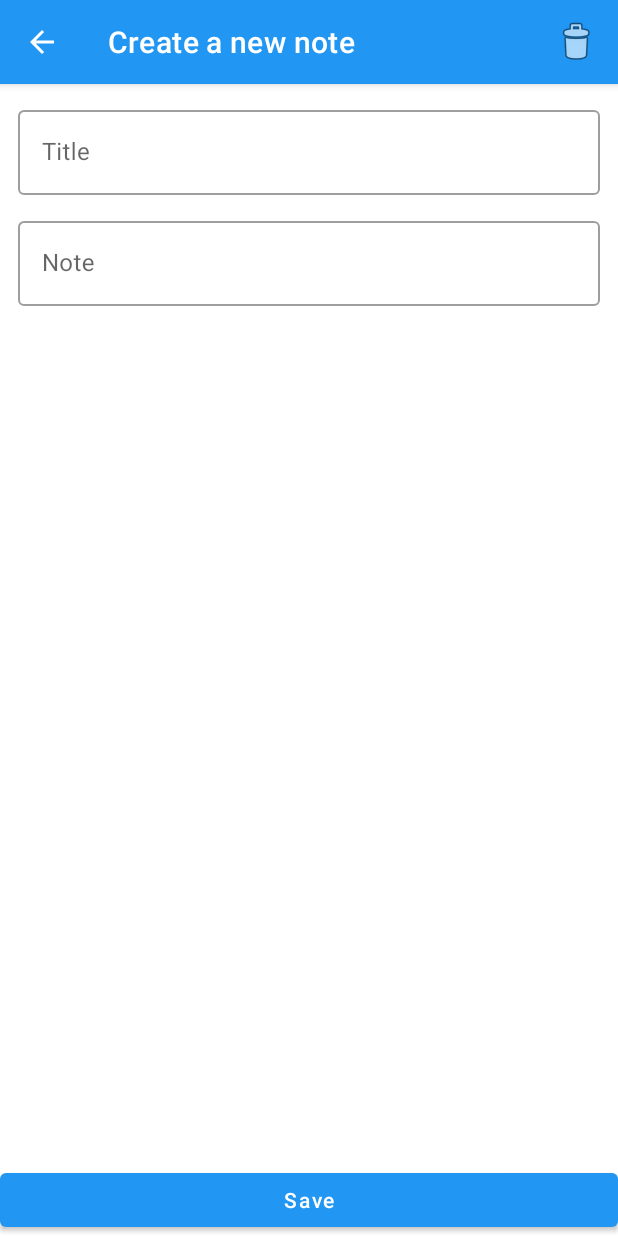
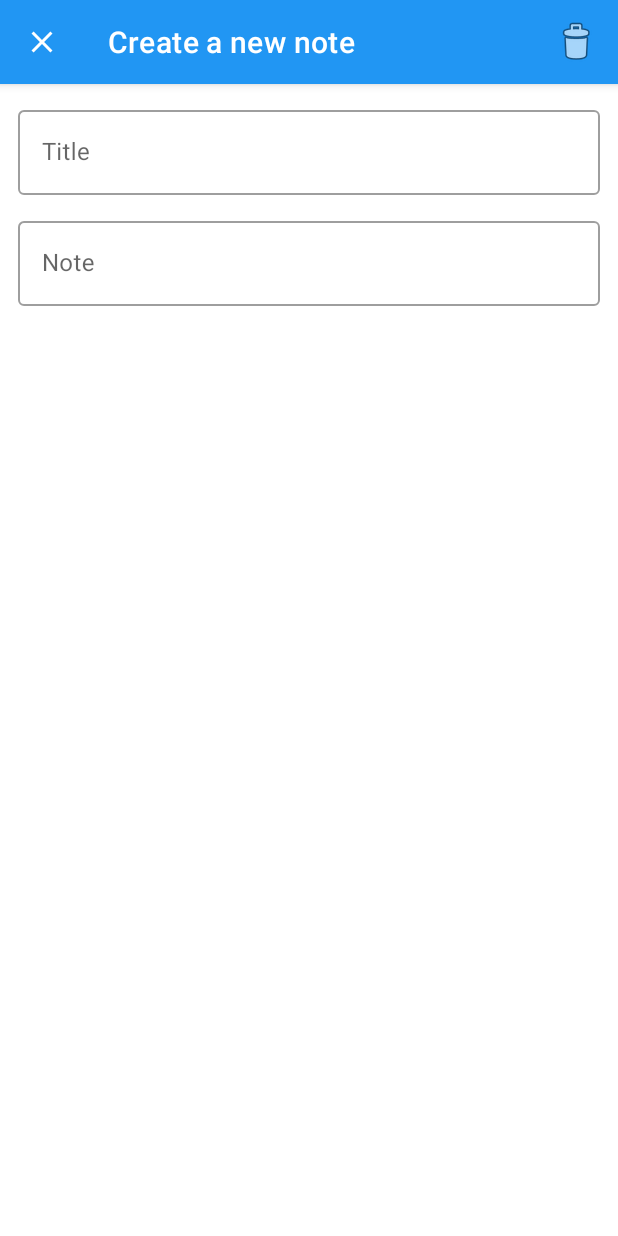
Before and after one commit to dev-dominionsoftware/personal_notes, an Android app: the NoteDetailsFragment screen opened through its navigation route, on a phone screen of 412 x 824 dp. Run offline under Robolectric (Android 15) with nearby library versions, the phone set to English and light mode, and no system bars; our stand-ins replace Dagger/Hilt's generated code, Room's generated code, Timber, data binding; libraries missing offline, so code that uses them is left out: me.tatarka.bindingcollectionadapter2; 3 statements that could not run were skipped.

Commit message:
Changed icon for back to close

```diff
--- a/app/src/main/java/com/mksoftware101/personalnotes/ui/notedetails/NoteDetailsFragment.kt
+++ b/app/src/main/java/com/mksoftware101/personalnotes/ui/notedetails/NoteDetailsFragment.kt
@@ -110,7 +110,7 @@
         if (isNoteChanged) {
             R.drawable.ic_baseline_done_white_24
         } else {
-            R.drawable.ic_baseline_arrow_back_white_24
+            R.drawable.ic_baseline_close_white_24
         }
     )
 
--- a/app/src/main/res/drawable/ic_baseline_arrow_back_white_24.xml
+++ /dev/null
@@ -1,5 +0,0 @@
-<vector android:autoMirrored="true" android:height="24dp"
-    android:tint="#FFFFFF" android:viewportHeight="24"
-    android:viewportWidth="24" android:width="24dp" xmlns:android="http://schemas.android.com/apk/res/android">
-    <path android:fillColor="@android:color/white" android:pathData="M20,11H7.83l5.59,-5.59L12,4l-8,8 8,8 1.41,-1.41L7.83,13H20v-2z"/>
-</vector>
--- /dev/null
+++ b/app/src/main/res/drawable/ic_baseline_close_white_24.xml
@@ -0,0 +1,5 @@
+<vector android:height="24dp" android:tint="#FFFFFF"
+    android:viewportHeight="24" android:viewportWidth="24"
+    android:width="24dp" xmlns:android="http://schemas.android.com/apk/res/android">
+    <path android:fillColor="@android:color/white" android:pathData="M19,6.41L17.59,5 12,10.59 6.41,5 5,6.41 10.59,12 5,17.59 6.41,19 12,13.41 17.59,19 19,17.59 13.41,12z"/>
+</vector>
--- a/app/src/main/res/layout/fragment_note_details.xml
+++ b/app/src/main/res/layout/fragment_note_details.xml
@@ -60,7 +60,6 @@
                 android:layout_width="match_parent"
                 android:layout_height="0dp"
                 android:paddingTop="@dimen/detailsPadding"
-                app:layout_constraintBottom_toTopOf="@+id/saveButton"
                 app:layout_constraintEnd_toEndOf="parent"
                 app:layout_constraintStart_toStartOf="parent"
                 app:layout_constraintTop_toBottomOf="@+id/noteTitleInputLayout">
@@ -82,20 +81,7 @@
                         android:onTextChanged="@{(text, start, before, count) -> viewModel.onNoteTextChanged(text.toString())}"
                         android:text="@={viewModel.noteObservable}" />
                 </com.google.android.material.textfield.TextInputLayout>
-
             </ScrollView>
-
-            <com.google.android.material.button.MaterialButton
-                android:id="@+id/saveButton"
-                android:layout_width="match_parent"
-                android:layout_height="wrap_content"
-                android:onClick="@{() -> viewModel.saveNote()}"
-                android:text="@string/noteDetailsSaveButton"
-                android:textAllCaps="false"
-                app:layout_constraintBottom_toBottomOf="parent"
-                app:layout_constraintEnd_toEndOf="parent"
-                app:layout_constraintStart_toStartOf="parent"
-                app:layout_constraintTop_toBottomOf="@+id/dataScrollView" />
 
         </androidx.constraintlayout.widget.ConstraintLayout>
     </androidx.coordinatorlayout.widget.CoordinatorLayout>
```
